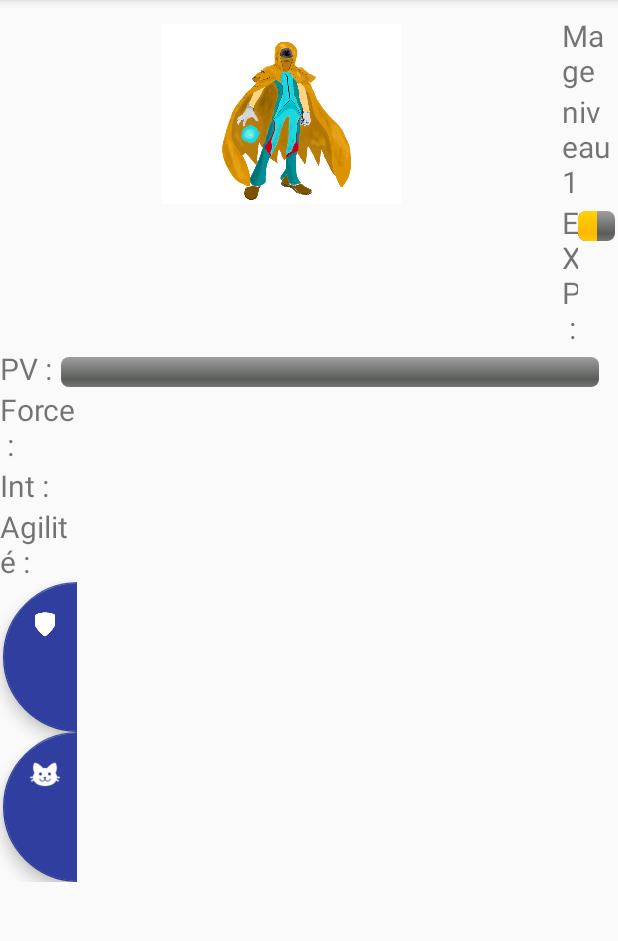
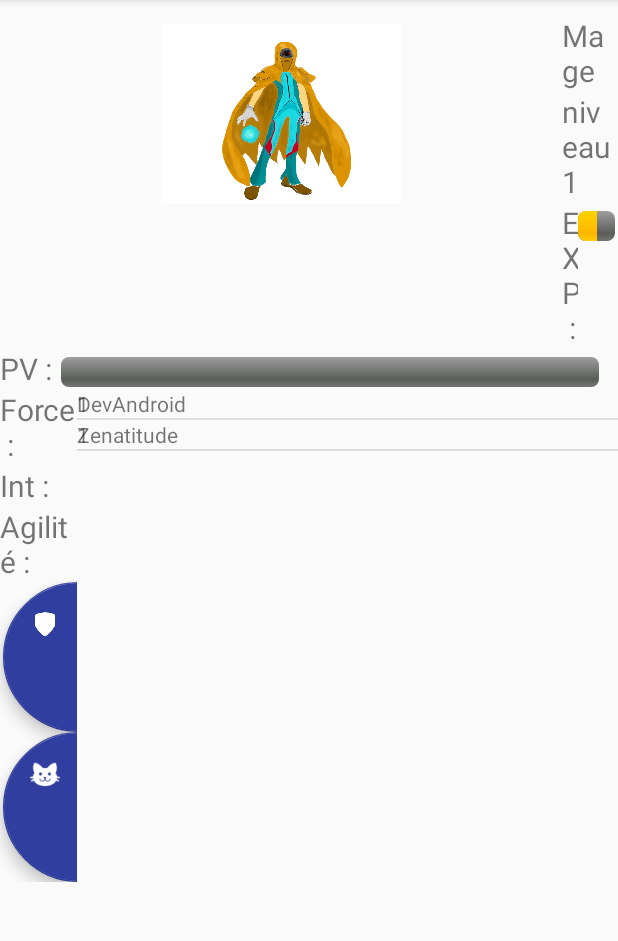
Before and after one commit to viedia/projetInfoMobile, an Android app: the screen it shows after launch (PersonnageActivity), after a tap on an icon or button, on a phone screen of 412 x 824 dp, the part 75-1016 px from its top. Run offline under Robolectric (Android 15) with nearby library versions, the phone set to English and light mode, and no system bars.

Commit message:
Ajouts des competences dans la list<competence> de l'interface joueur

```diff
--- /dev/null
+++ b/app/src/main/java/com/pm/heroofmylife/CompetenceFragment.java
@@ -0,0 +1,60 @@
+package com.pm.heroofmylife;
+
+import android.os.Bundle;
+import android.support.annotation.Nullable;
+import android.support.v4.app.Fragment;
+import android.util.Log;
+import android.view.LayoutInflater;
+import android.view.View;
+import android.view.ViewGroup;
+import android.widget.ListView;
+
+import com.pm.heroofmylife.Joueur.Competence;
+import com.pm.heroofmylife.Joueur.Joueur;
+import com.pm.heroofmylife.ToDo.Tache;
+import com.pm.heroofmylife.ToDo.ToDoNormal;
+import com.pm.heroofmylife.ToDo.ToDoNormalAdapter;
+
+import java.util.ArrayList;
+
+/**
+ * Created by etudiant on 2018-04-16.
+ */
+
+public class CompetenceFragment extends android.support.v4.app.Fragment
+{
+    View view;
+    private CompetencesAdapter itemsAdapter;
+    private ArrayList<Competence> listCompetences;
+    private ListView lvItems;
+
+
+    public ListView getLvItems() {
+        return lvItems;
+    }
+
+
+    public CompetenceFragment () {
+        listCompetences = Joueur.getInstance().getCompetences();
+    }
+
+    @Nullable
+    @Override
+    public View onCreateView(LayoutInflater inflater, @Nullable ViewGroup container, @Nullable Bundle savedInstanceState) {
+        view = inflater.inflate(R.layout.competence_fragment,container,false);
+
+        return view;
+
+    }
+
+    @Override
+    public void onViewCreated(View view, @Nullable Bundle savedInstanceState) {
+        super.onViewCreated(view, savedInstanceState);
+        lvItems = (ListView) getView().findViewById(R.id.list_competences);
+        itemsAdapter = new CompetencesAdapter(getActivity(), listCompetences, R.layout.tempcompetence);
+        lvItems.setAdapter(itemsAdapter);
+    }
+
+
+
+}
--- /dev/null
+++ b/app/src/main/java/com/pm/heroofmylife/CompetencesAdapter.java
@@ -0,0 +1,51 @@
+package com.pm.heroofmylife;
+
+import android.content.Context;
+import android.support.annotation.NonNull;
+import android.support.design.widget.FloatingActionButton;
+import android.view.LayoutInflater;
+import android.view.View;
+import android.view.ViewGroup;
+import android.widget.ArrayAdapter;
+import android.widget.TextView;
+
+import com.pm.heroofmylife.Joueur.Competence;
+import com.pm.heroofmylife.ToDo.Tache;
+
+import java.util.ArrayList;
+
+/**
+ * Created by etudiant on 2018-04-16.
+ */
+
+public class CompetencesAdapter extends ArrayAdapter<Competence>
+{
+    private int layout;
+    public CompetencesAdapter(@NonNull Context context, ArrayList<Competence> competences, int layout) {
+        super(context, 0, competences);
+        this.layout = layout;
+
+    }
+
+    @NonNull
+    public View getView(int position, View convertView, ViewGroup parent) {
+       // convertView = super.getView(position, convertView, parent);
+
+        if (convertView == null) {
+            convertView = LayoutInflater.from(getContext()).inflate(layout, parent, false);
+        }
+        // Get the data item for this position
+        Competence t = getItem(position);
+
+        // Lookup view for data
+        TextView champName = (TextView) convertView.findViewById(R.id.name_competence);
+        TextView champLevel = (TextView) convertView.findViewById(R.id.lvl_competence);
+
+
+        // Populate the data into the template view using the data object
+        champName.setText(t.getNom());
+        champLevel.setText(String.valueOf(t.getLevel()));
+
+        return convertView;
+    }
+}
--- a/app/src/main/java/com/pm/heroofmylife/DeadlineFragment.java
+++ b/app/src/main/java/com/pm/heroofmylife/DeadlineFragment.java
@@ -49,11 +49,9 @@ public class DeadlineFragment extends Fragment {
     public void onViewCreated(View view, @Nullable Bundle savedInstanceState) {
         super.onViewCreated(view, savedInstanceState);
         lvItems = (ListView) getView().findViewById(R.id.lvItemsdeadline);
-<<<<<<< HEAD
+
         listTache = new ArrayList<Tache>();
-=======
 
->>>>>>> 3d7858f1e7c568c2cee5d33d3e36917a34c871ea
         itemsAdapter = new ToDoDeadlineAdapter(getActivity(), listTache, R.layout.temptododeadline);
         lvItems.setAdapter(itemsAdapter);
     }
--- a/app/src/main/java/com/pm/heroofmylife/Joueur/Competence.java
+++ b/app/src/main/java/com/pm/heroofmylife/Joueur/Competence.java
@@ -50,4 +50,9 @@ public class Competence {
     public void setExpMax(int expMax) {
         this.expMax = expMax;
     }
+
+    @Override
+    public String toString() {
+        return nom;
+    }
 }
--- a/app/src/main/java/com/pm/heroofmylife/Joueur/Joueur.java
+++ b/app/src/main/java/com/pm/heroofmylife/Joueur/Joueur.java
@@ -7,6 +7,8 @@ import android.util.Log;
 
 import com.pm.heroofmylife.R;
 import com.pm.heroofmylife.ToDo.Tache;
+
+import java.util.ArrayList;
 
 /**
  * Created by Laetitia on 27/02/2018.
@@ -25,11 +27,14 @@ public class Joueur {
     private int argent=0;
     private Classe classe;
     private Caracteristique[] caracteristiques;
+    private ArrayList<Competence> competences = new ArrayList<>();
 
     private Joueur(final Builder builder) {
         this.nom = builder.name;
         this.classe = builder.classe;
         caracteristiques = new Caracteristique[]{new Caracteristique("Intelligence"),new Caracteristique("Force"),new Caracteristique("Agilité") };
+        competences.add(new Competence("DevAndroid"));
+        competences.add(new Competence("Zenatitude"));
     }
 
     public static Joueur getInstance() {
@@ -144,6 +149,14 @@ public class Joueur {
         this.caracteristiques = caracteristiques;
     }
 
+    public ArrayList<Competence> getCompetences() {
+        return competences;
+    }
+
+    public void setCompetences(ArrayList<Competence> competences) {
+        this.competences = competences;
+    }
+
     //###BUILDER
     static class Builder {
         private String name;
--- a/app/src/main/java/com/pm/heroofmylife/PersonnageActivity.java
+++ b/app/src/main/java/com/pm/heroofmylife/PersonnageActivity.java
@@ -4,20 +4,28 @@ import android.app.Activity;
 import android.content.Intent;
 import android.os.Bundle;
 import android.support.design.widget.NavigationView;
+import android.support.v4.app.FragmentActivity;
+import android.view.View;
 import android.widget.ImageView;
 import android.widget.ListView;
 import android.widget.ProgressBar;
 import android.widget.TextView;
 
 import com.pm.heroofmylife.Joueur.Classe;
+import com.pm.heroofmylife.Joueur.Competence;
 import com.pm.heroofmylife.Joueur.Joueur;
+
+import java.util.Arrays;
+import java.util.List;
+
+import static com.pm.heroofmylife.R.id.perso_fragement;
 
 
 /**
  * Created by Laetitia on 16/03/2018.
  */
 
-public class PersonnageActivity extends Activity {
+public class PersonnageActivity extends FragmentActivity {
     private Menu m;
    // private Joueur j;
 
@@ -46,7 +54,12 @@ public class PersonnageActivity extends Activity {
         niveau.setText(text);
     ProgressBar exp = (ProgressBar) findViewById(R.id.exp_progress);
         exp.setProgress(j.getExp());
-}
+
+      //  List<Competence> comps = Arrays.asList(Joueur.getInstance().getCompetences());
+
+        getSupportFragmentManager().beginTransaction().add(perso_fragement, new CompetenceFragment()).commit();
+
+    }
 
     /**
      * retourne l'image correspondant à la classe du personnage
@@ -68,5 +81,7 @@ public class PersonnageActivity extends Activity {
         return ressource;
     }
 
-
+    public void chargerPage(View view) {
+        m.changerActivity(view.getId());
+    }
 }
--- a/app/src/main/res/layout/activity_equipement.xml
+++ b/app/src/main/res/layout/activity_equipement.xml
@@ -27,10 +27,15 @@
             android:textSize="24sp" />
 
     </android.support.design.widget.AppBarLayout>
-    <TextView
-        android:layout_width="wrap_content"
-        android:layout_height="wrap_content"
-        android:text="Equipement"/>
+
+        <TextView
+            android:layout_width="wrap_content"
+            android:layout_height="wrap_content"
+            android:layout_alignParentStart="true"
+            android:layout_below="@+id/appbarid"
+            android:layout_marginStart="131dp"
+            android:layout_marginTop="210dp"
+            android:text="Equipement" />
 </RelativeLayout>
     <android.support.design.widget.NavigationView
         android:id="@+id/nav_view"
--- a/app/src/main/res/layout/activity_familier.xml
+++ b/app/src/main/res/layout/activity_familier.xml
@@ -28,10 +28,14 @@
                 android:textSize="24sp" />
 
         </android.support.design.widget.AppBarLayout>
-    <TextView
-        android:layout_width="wrap_content"
-        android:layout_height="wrap_content"
-        android:text="Familier"/>
+
+        <TextView
+            android:layout_width="wrap_content"
+            android:layout_height="wrap_content"
+            android:layout_alignParentBottom="true"
+            android:layout_centerHorizontal="true"
+            android:layout_marginBottom="244dp"
+            android:text="Familier" />
 
 </RelativeLayout>
     <android.support.design.widget.NavigationView
--- a/app/src/main/res/layout/activity_main.xml
+++ b/app/src/main/res/layout/activity_main.xml
@@ -104,7 +104,7 @@
             android:padding="@dimen/fab_margin">
 
             <android.support.design.widget.FloatingActionButton
-                android:src="@drawable/plus"
+                android:src="@drawable/bouclier"
                 android:id="@+id/nav_Equipement"
                 android:layout_width="130dp"
                 android:layout_height="130dp"
--- a/app/src/main/res/layout/activity_personnage.xml
+++ b/app/src/main/res/layout/activity_personnage.xml
@@ -184,10 +184,15 @@
                         android:layout_marginLeft="2dp"/> <!-- Pet Buton -->
                 </LinearLayout> <!-- Stats -->
 
-                <ListView
-                    android:layout_width="0dp"
-                    android:layout_height="match_parent"
-                    android:layout_weight="1"></ListView>
+               <FrameLayout
+                   android:layout_width="match_parent"
+                   android:layout_height="match_parent"
+                   android:id="@+id/perso_fragement">
+
+               </FrameLayout>
+
+
+
             </LinearLayout>  <!-- Partie basse -->
         </LinearLayout>
     </RelativeLayout>
--- /dev/null
+++ b/app/src/main/res/layout/competence_fragment.xml
@@ -0,0 +1,13 @@
+<?xml version="1.0" encoding="utf-8"?>
+<android.support.constraint.ConstraintLayout
+    xmlns:android="http://schemas.android.com/apk/res/android" android:layout_width="match_parent"
+    android:layout_height="match_parent">
+
+    <ListView
+        android:id="@+id/list_competences"
+        android:layout_width="match_parent"
+        android:layout_height="match_parent"
+        >
+
+    </ListView>
+</android.support.constraint.ConstraintLayout>
--- /dev/null
+++ b/app/src/main/res/layout/tempcompetence.xml
@@ -0,0 +1,22 @@
+<?xml version="1.0" encoding="utf-8"?>
+<android.support.constraint.ConstraintLayout
+    xmlns:android="http://schemas.android.com/apk/res/android" android:layout_width="match_parent"
+    android:layout_height="match_parent">
+
+    <RelativeLayout
+        android:layout_width="match_parent"
+        android:layout_height="match_parent">
+
+        <TextView
+            android:id="@+id/name_competence"
+            android:layout_width="match_parent"
+            android:layout_height="match_parent" />
+
+        <TextView
+            android:id="@+id/lvl_competence"
+            android:layout_width="match_parent"
+            android:layout_height="match_parent" />
+
+    </RelativeLayout>
+
+</android.support.constraint.ConstraintLayout>
```
